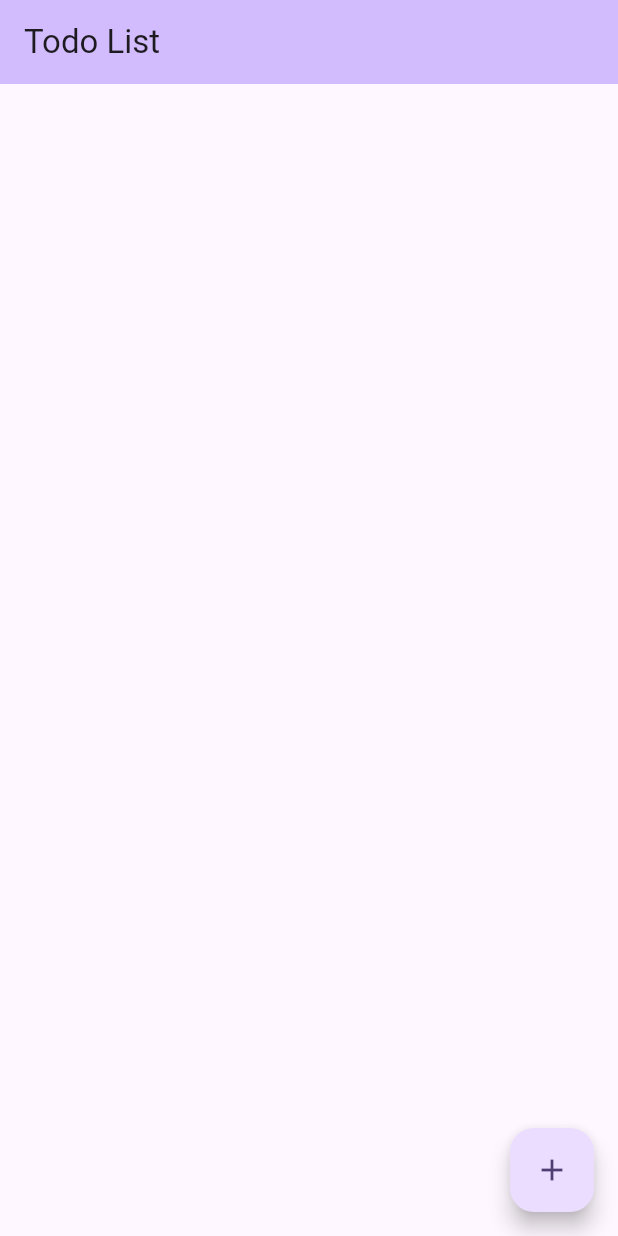
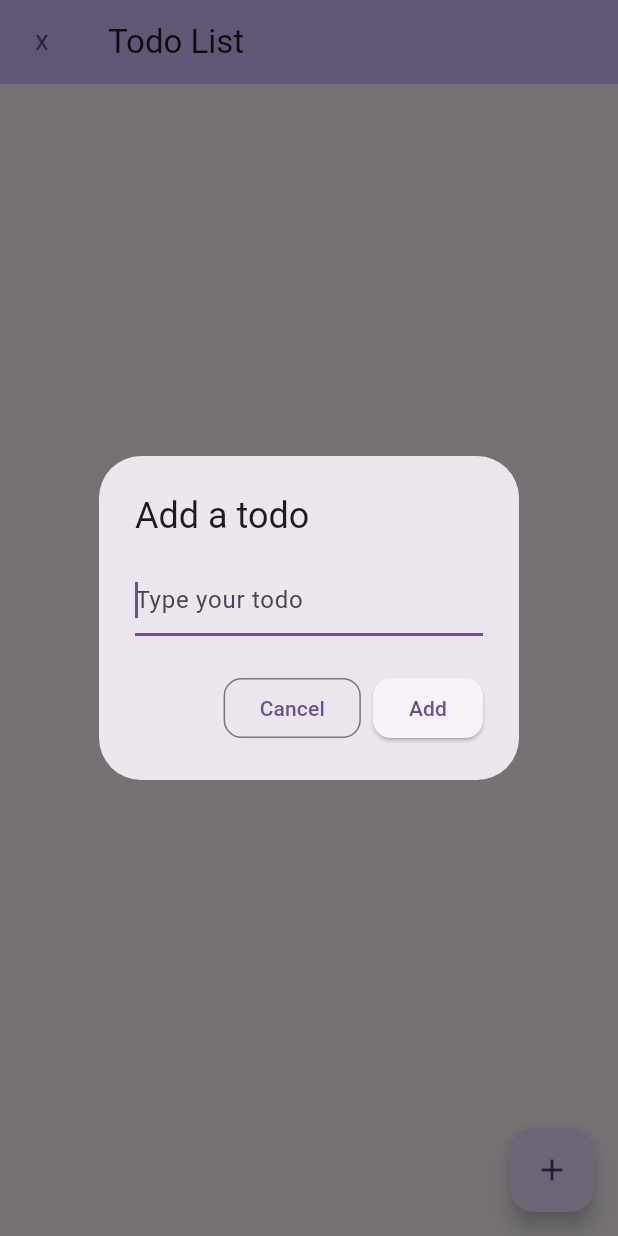
Before and after one commit to AstralTurtle/appdevmidyear, a Flutter app: the screen it shows after launch, after a tap on the "add" icon, on a phone screen of 412 x 824 dp. Run offline on Flutter 3.47's test engine with Material 3 defaults, Android fonts, the phone set to English and light mode, and no system bars; our stand-ins replace firebase_core, google_sign_in, googleapis_auth, sqflite; missing offline and left inert: extension_google_sign_in_as_googleapis_auth, googleapis; accounts and stored records are empty.

Commit message:
I'M FREE

```diff
--- a/lib/main.dart
+++ b/lib/main.dart
@@ -1,8 +1,8 @@
 import 'package:flutter/material.dart';
 import 'package:flutter/services.dart';
 
+import 'dart:convert';
 import 'dart:async';
-// import 'package:http/http.dart' as http;
 
 import 'package:path/path.dart';
 
@@ -13,9 +13,6 @@ import 'package:googleapis_auth/auth_io.dart';
 
 import 'package:google_sign_in/google_sign_in.dart';
 import 'package:extension_google_sign_in_as_googleapis_auth/extension_google_sign_in_as_googleapis_auth.dart';
-
-// import 'package:firebase_core/firebase_core.dart';
-// import 'firebase_options.dart';
 
 // ...
 
@@ -79,20 +76,27 @@ class _TodoListState extends State<TodoList> {
   APIHelper apiHelper = APIHelper();
   @override
   void initState() {
-    apiHelper.gsi.onCurrentUserChanged.listen((GoogleSignInAccount? account) {
-      apiHelper.getCourseWork();
-      print(account);
+    // apiHelper.gsi.onCurrentUserChanged.listen((GoogleSignInAccount? account) {
+    //   apiHelper.getCourseWork();
+    //   print(account);
+    // });
+
+    dbHelper = DatabaseHelper()
+      ..initDB().whenComplete(() => print("DB initalized"));
+    apiHelper = APIHelper();
+
+    dbHelper.initDB().whenComplete(() async {
+      apiHelper.loadTestData().whenComplete(() {
+        setState(() {});
+      });
+      dbHelper.retrieveTasks().then((value) {
+        setState(() {
+          _todos.addAll(value);
+        });
+      });
     });
 
-    this.dbHelper = DatabaseHelper();
-    this.apiHelper = APIHelper();
-    apiHelper.getCourses();
-
-    this.dbHelper.initDB().whenComplete(() async {
-      setState(() {});
-    });
-
-    this.apiHelper.auth().whenComplete(() async {
+    apiHelper.auth().whenComplete(() async {
       setState(() {});
     });
 
@@ -107,7 +111,6 @@ class _TodoListState extends State<TodoList> {
   final TextEditingController _textFieldController = TextEditingController();
 
   void _addTodoItem(String name) {
-    setState(() {
     Todo newTodo = Todo(
       name: name,
       completed: false,
@@ -115,8 +118,11 @@ class _TodoListState extends State<TodoList> {
     DatabaseHelper.instance.insertTask(newTodo).then((value) {
       newTodo.setID(value);
       _todos.add(newTodo);
+      setState(
+        () {},
+      );
     });
-    });
+
     _textFieldController.clear();
   }
 
@@ -164,7 +170,7 @@ class _TodoListState extends State<TodoList> {
   void _handleTodoChange(Todo todo) {
     setState(() {
       todo.completed = !todo.completed;
-      DatabaseHelper.instance.updateUser(todo);
+      DatabaseHelper.instance.updateTask(todo);
     });
   }
 
@@ -192,6 +198,10 @@ class _TodoListState extends State<TodoList> {
         // Here we take the value from the MyHomePage object that was created by
         // the App.build method, and use it to set our appbar title.
         title: Text(widget.title),
+        leading: TextButton(
+          child: Text("X"),
+          onPressed: dbHelper.deleteDB,
+        ),
       ),
       body: Center(
         // Center is a layout widget. It takes a single child and positions it
@@ -210,7 +220,7 @@ class _TodoListState extends State<TodoList> {
       floatingActionButton: FloatingActionButton(
         // onPressed: () => _displayDialog(context),
         onPressed: () {
-          APIHelper().loadTestData();
+          _displayDialog(context).whenComplete(() => setState(() {}));
         },
         tooltip: 'Make ToDo',
         child: const Icon(Icons.add),
@@ -237,6 +247,14 @@ class Todo {
 
   Map<String, dynamic> toMap() {
     return {
+      'name': name,
+      'completed': completed ? 1 : 0,
+    };
+  }
+
+  Map<String, dynamic> toMapWithID() {
+    return {
+      'id': id,
       'name': name,
       'completed': completed ? 1 : 0,
     };
@@ -301,9 +319,7 @@ class TodoItem extends StatelessWidget {
 class DatabaseHelper {
   static final DatabaseHelper instance = DatabaseHelper._init();
 
-  DatabaseHelper._init() {
-    initDB();
-  }
+  DatabaseHelper._init() {}
 
   late Database db;
 
@@ -319,8 +335,7 @@ class DatabaseHelper {
             CREATE TABLE tasks (
               id INTEGER PRIMARY KEY AUTOINCREMENT,
               name TEXT NOT NULL,
-              duedate INTEGER NOT NULL,
-              complete INTERGER NOT NULL
+              completed INTEGER NOT NULL
             )
           """,
         );
@@ -338,7 +353,7 @@ class DatabaseHelper {
     return result;
   }
 
-  Future<int> updateUser(Todo task) async {
+  Future<int> updateTask(Todo task) async {
     int result = await db.update(
       'tasks',
       task.toMap(),
@@ -348,7 +363,7 @@ class DatabaseHelper {
     return result;
   }
 
-  Future<List<Todo>> retrieveUsers() async {
+  Future<List<Todo>> retrieveTasks() async {
     final List<Map<String, Object?>> queryResult = await db.query('tasks');
     return queryResult.map((e) => Todo.fromMap(e)).toList();
   }
@@ -360,6 +375,10 @@ class DatabaseHelper {
       whereArgs: [id],
     );
   }
+
+  Future<void> deleteDB() async {
+    await deleteDatabase(join(await getDatabasesPath(), 'tasks.db'));
+  }
 }
 
 class APIHelper {
@@ -368,26 +387,42 @@ class APIHelper {
   loadTestData() async {
     rootBundle.loadString('assets/json/testAssignments.json').then((value) {
       JsonDecoder decoder = JsonDecoder();
+      // convert internal maps
+
       Map<String, dynamic> assignments = decoder.convert(value);
-      List<Todo> todos = makeTodos(assignments);
+      List<Map<String, dynamic>> temp = [];
+
+      // Accessing the "courseWork" array
+      List<dynamic> courseWorkList = assignments['courseWork'];
+
+      // Convert the "courseWork" array to a list of maps
+
+      for (Map<String, dynamic> courseWork in courseWorkList) {
+        // Add each courseWork object to the list
+        temp.add(courseWork);
+      }
+
+      // print(temp);
+      List<Todo> todos = makeTodos(temp);
       for (var todo in todos) {
         DatabaseHelper.instance.insertTask(todo).then((value) {
           todo.setID(value);
         });
       }
     });
-    rootBundle.loadString('assets/json/testCourses.json').then((value) {
-      print(value);
-    });
+    // rootBundle.loadString('assets/json/testCourses.json').then((value) {
+    //   print(value);
+    // });
   }
 
-  List<Todo> makeTodos(Map<String, dynamic> assignments) {
+  List<Todo> makeTodos(List<Map<String, dynamic>> assignments) {
     List<Todo> todos = [];
-    for (var assignment in assignments.keys) {
-      if (assignments[assignment]["dueTime"]["hours"] < 168) {
+    // JsonDecoder decoder = JsonDecoder();
+    for (var assignment in assignments) {
+      if (assignment["dueTime"]["hours"] < 168) {
         // if due in a week or less
         todos.add(Todo(
-          name: assignment,
+          name: assignment["title"],
           completed: false,
         ));
       }
```
Lines whose indentation alone changed are shown as unchanged.
